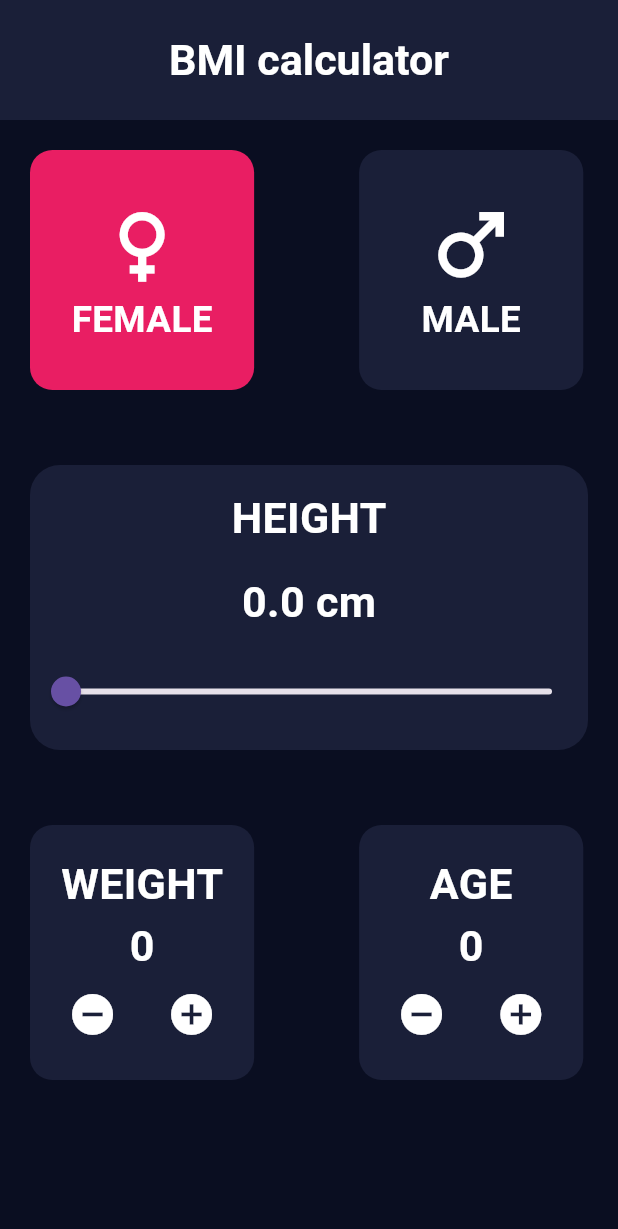
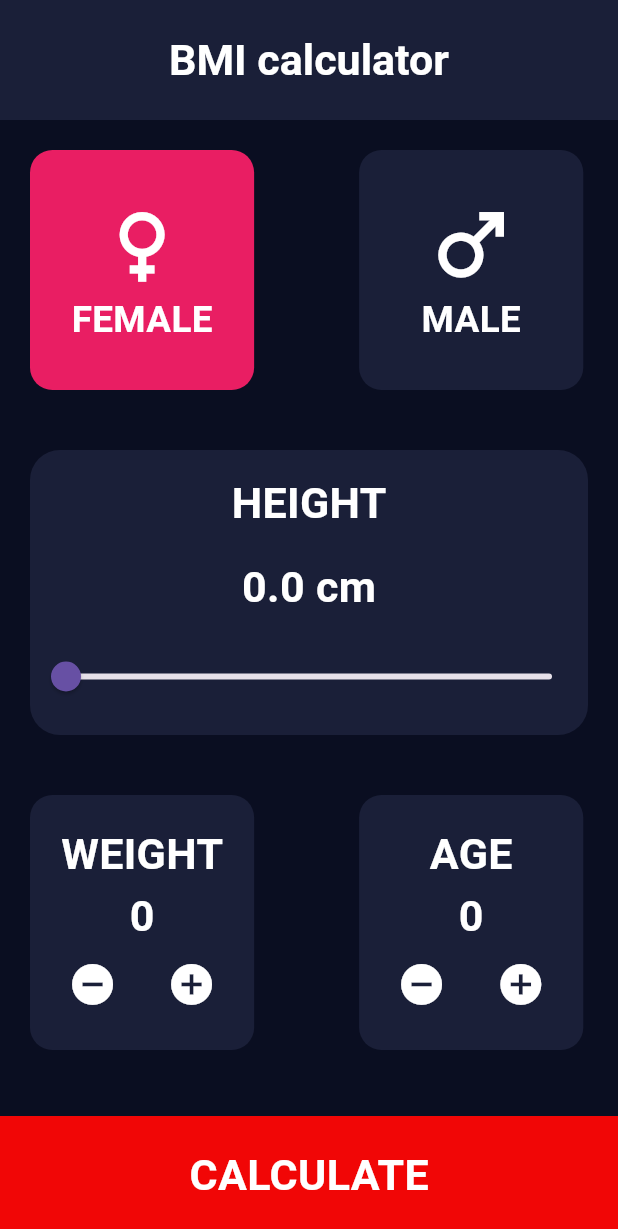
Before and after one commit to atefElhamsa/bmi_app, a Flutter app: the screen it shows after launch, on a phone screen of 412 x 824 dp. Shown: the top 1229 px of the screen. Run offline on Flutter 3.47's test engine with Material 3 defaults, Android fonts, the phone set to English and light mode, and no system bars; our stand-ins replace flutter_screenutil, google_fonts.

Commit message:
finish design but logic no

```diff
--- a/lib/core/utils/app_colors.dart
+++ b/lib/core/utils/app_colors.dart
@@ -4,6 +4,9 @@ class AppColors {
   static const Color mainColor = Color(0XFF0A0E21);
   static const Color appbarColor = Color(0XFF1A1F38);
   static const Color containerColorRed = Color(0XFFF10606);
+  static const Color normalColor = Color(0XFF09FF7A);
   static const Color white = Colors.white;
   static const Color pink = Colors.pink;
+  static const Color orange = Colors.orange;
+  static const Color red = Colors.red;
 }
--- a/lib/core/utils/app_texts.dart
+++ b/lib/core/utils/app_texts.dart
@@ -8,5 +8,12 @@ class AppTexts {
   static const String calculate = "CALCULATE";
   static const String yourResult = "Your Result:";
   static const String normal = "NORMAL";
+  static const String verySeverelyUnderweight = "Very severely underweight";
+  static const String severelyUnderweight = "Severely underweight";
+  static const String underweight = "Underweight";
+  static const String overweight = "Overweight";
+  static const String moderatelyObese = "Moderately obese";
+  static const String severelyObese = "Severely obese";
+  static const String verySeverelyObese = "Very Severely obese";
   static const String cm = " cm";
 }
--- a/lib/features/home/data/models/age_and_weight_item_model.dart
+++ b/lib/features/home/data/models/age_and_weight_item_model.dart
@@ -7,10 +7,6 @@ class AgeAndWeightItemModel {
   AgeAndWeightItemModel({required this.title, required this.ageOrWeight});
 }
 
+final List itemsInfo = [AppTexts.weight, AppTexts.age];
+double height = 0;
 int weight = 0;
-int age = 0;
-
-final List<AgeAndWeightItemModel> itemsInfo = [
-  AgeAndWeightItemModel(title: AppTexts.weight, ageOrWeight: weight),
-  AgeAndWeightItemModel(title: AppTexts.age, ageOrWeight: age),
-];
--- a/lib/features/home/presentation/views/home_screen.dart
+++ b/lib/features/home/presentation/views/home_screen.dart
@@ -8,9 +8,9 @@ class HomeScreen extends StatelessWidget {
 
   @override
   Widget build(BuildContext context) {
-    return const Scaffold(
+    return Scaffold(
       backgroundColor: AppColors.mainColor,
-      appBar: PreferredSize(
+      appBar: const PreferredSize(
         preferredSize: Size.fromHeight(80),
         child: AppBarWidget(),
       ),
--- /dev/null
+++ b/lib/features/home/presentation/views/widgets/calculate_container.dart
@@ -0,0 +1,34 @@
+import 'package:bmi_app/features/result/presentation/views/result_screen.dart';
+import 'package:flutter/material.dart';
+import '../../../../../core/shared_widgets/custom_text.dart';
+import '../../../../../core/utils/app_colors.dart';
+import '../../../../../core/utils/app_texts.dart';
+import '../../../data/models/text_model.dart';
+
+class CalculateContainer extends StatelessWidget {
+  const CalculateContainer({
+    super.key,
+  });
+
+  @override
+  Widget build(BuildContext context) {
+    return GestureDetector(
+      onTap: () {
+        Navigator.push(
+          context,
+          MaterialPageRoute(
+            builder: (context) => const ResultScreen(),
+          ),
+        );
+      },
+      child: Container(
+        height: 80,
+        width: double.infinity,
+        color: AppColors.containerColorRed,
+        child: const Center(
+          child: CustomText(textModel: TextModel(title: AppTexts.calculate)),
+        ),
+      ),
+    );
+  }
+}
--- a/lib/features/home/presentation/views/widgets/height_widget.dart
+++ b/lib/features/home/presentation/views/widgets/height_widget.dart
@@ -2,18 +2,17 @@ import 'package:flutter/material.dart';
 import '../../../../../core/shared_widgets/custom_text.dart';
 import '../../../../../core/utils/app_colors.dart';
 import '../../../../../core/utils/app_texts.dart';
+import '../../../data/models/age_and_weight_item_model.dart';
 import '../../../data/models/text_model.dart';
 
 class HeightWidget extends StatefulWidget {
-  const HeightWidget({super.key});
+  const HeightWidget({super.key,});
 
   @override
   State<HeightWidget> createState() => _HeightWidgetState();
 }
 
 class _HeightWidgetState extends State<HeightWidget> {
-  double height = 0;
-
   @override
   Widget build(BuildContext context) {
     return Container(
--- a/lib/features/home/presentation/views/widgets/home_body.dart
+++ b/lib/features/home/presentation/views/widgets/home_body.dart
@@ -1,6 +1,5 @@
-import 'package:bmi_app/features/home/presentation/views/widgets/height_widget.dart';
-import 'package:bmi_app/features/home/presentation/views/widgets/list_view_age_and_weight.dart';
-import 'package:bmi_app/features/home/presentation/views/widgets/list_view_container_type.dart';
+import 'package:bmi_app/features/home/presentation/views/widgets/calculate_container.dart';
+import 'package:bmi_app/features/home/presentation/views/widgets/the_three_widgets.dart';
 import 'package:flutter/material.dart';
 
 class HomeBody extends StatelessWidget {
@@ -8,16 +7,12 @@ class HomeBody extends StatelessWidget {
 
   @override
   Widget build(BuildContext context) {
-    return const Padding(
-      padding: EdgeInsets.symmetric(horizontal: 20, vertical: 20),
-      child: Column(
-        spacing: 50,
-        children: [
-          ListViewContainerType(),
-          HeightWidget(),
-          ListViewAgeAndWeight(),
-        ],
-      ),
+    return Column(
+      children: [
+        TheThreeWidgets(),
+        const Spacer(),
+        CalculateContainer(),
+      ],
     );
   }
 }
--- a/lib/features/home/presentation/views/widgets/list_view_age_and_weight.dart
+++ b/lib/features/home/presentation/views/widgets/list_view_age_and_weight.dart
@@ -24,7 +24,12 @@ class _ListViewAgeAndWeightState extends State<ListViewAgeAndWeight> {
         },
         itemBuilder: (context, index) {
           return ContainerItemWidget(
-            widget: AgeAndWeightItemWidget(ageAndWeightItemModel: itemsInfo[index]),
+            widget: AgeAndWeightItemWidget(
+              ageAndWeightItemModel: AgeAndWeightItemModel(
+                title: itemsInfo[index],
+                ageOrWeight: weight,
+              ),
+            ),
           );
         },
         itemCount: itemsInfo.length,
--- /dev/null
+++ b/lib/features/home/presentation/views/widgets/the_three_widgets.dart
@@ -0,0 +1,25 @@
+import 'package:flutter/material.dart';
+import 'height_widget.dart';
+import 'list_view_age_and_weight.dart';
+import 'list_view_container_type.dart';
+
+class TheThreeWidgets extends StatelessWidget {
+  TheThreeWidgets({super.key});
+
+  @override
+  Widget build(BuildContext context) {
+    return Padding(
+      padding: const EdgeInsets.symmetric(horizontal: 20, vertical: 20),
+      child: SizedBox(
+        child: Column(
+          spacing: 40,
+          children: [
+            const ListViewContainerType(),
+            HeightWidget(),
+            ListViewAgeAndWeight(),
+          ],
+        ),
+      ),
+    );
+  }
+}
```
Also changed, not shown: lib/features/result/presentation/views/result_screen.dart (added, +15 -0 lines), lib/features/result/presentation/views/widgets/container_result.dart (added, +66 -0 lines), lib/features/result/presentation/views/widgets/result_body.dart (added, +30 -0 lines).
